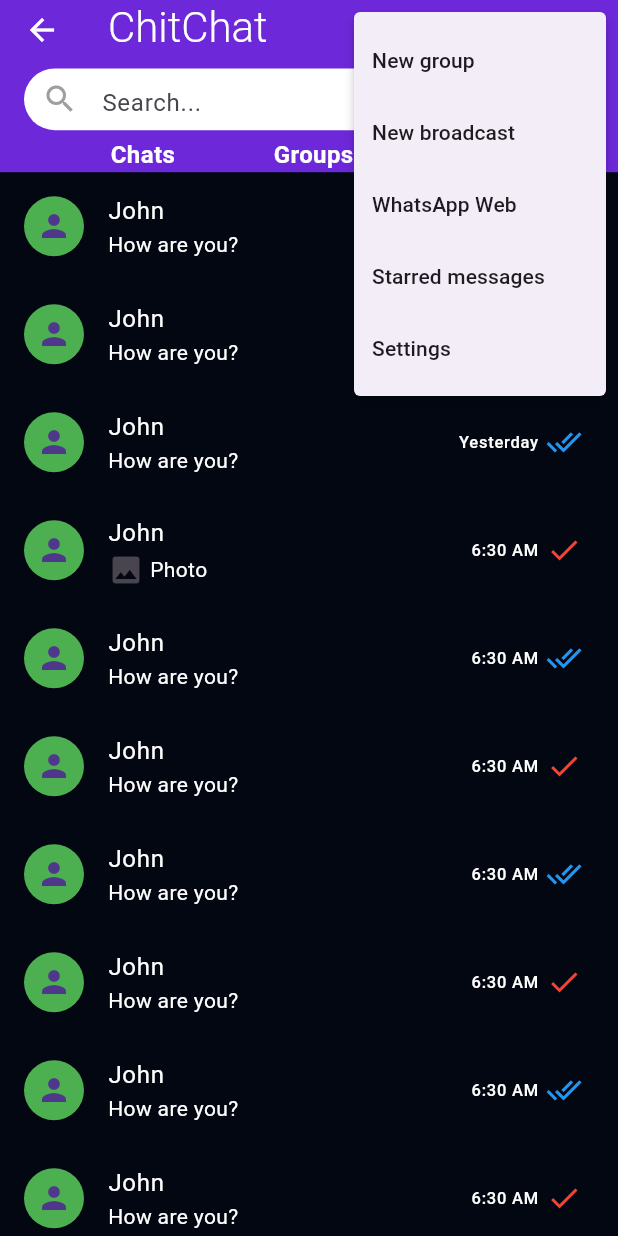
After one commit to DrFidget/CHIT_CHAT, a Flutter app: the ChatScreen screen opened directly, after a tap on the "more vert" icon, on a phone screen of 412 x 824 dp. The commit adds this screen. Run offline on Flutter 3.47's test engine with Material 3 defaults, Android fonts, the phone set to English and light mode, and no system bars; our stand-ins replace firebase_auth, firebase_core, google_fonts; accounts and stored records are empty.

Commit message:
fizza work

```diff
--- a/lib/main.dart
+++ b/lib/main.dart
@@ -6,6 +6,7 @@ import 'package:ourappfyp/pages/register/RegistrationPage.dart';
 import 'package:ourappfyp/pages/call/CallScreen.dart';
 import 'package:ourappfyp/pages/settings/Settings.dart';
 import 'package:ourappfyp/pages/chat_Setting/chatsetting.dart';
+import 'package:ourappfyp/pages/chat_dash/chat.dart';
 import 'firebase_options.dart';
 
 void main() async {
--- /dev/null
+++ b/lib/pages/chat_dash/chat.dart
@@ -0,0 +1,260 @@
+import 'dart:math';
+import 'package:flutter/material.dart';
+import 'package:google_fonts/google_fonts.dart';
+
+void main() {
+  runApp(const MyApp());
+}
+
+class MyApp extends StatelessWidget {
+  const MyApp({super.key});
+
+  @override
+  Widget build(BuildContext context) {
+    return MaterialApp(
+      title: 'ChitChat Chat Screen',
+      theme: ThemeData(
+        primarySwatch: Colors.green,
+      ),
+      home: const ChatScreen(),
+    );
+  }
+}
+
+class ChatScreen extends StatelessWidget {
+  const ChatScreen({super.key});
+
+  // Sample messages
+  static const List<String> sampleMessages = [
+    'How are you?',
+    'Hello!',
+    'What\'s up?',
+    'Good morning!',
+    'Nice to meet you.',
+    'How can I help you?',
+    'I\'m fine, thank you.',
+    'This is a test message.',
+    'Have a great day!',
+    'Is everything okay?',
+  ];
+
+  // Sample names
+  static const List<String> sampleNames = [
+    'John',
+    'Alice',
+    'Bob',
+    'Emma',
+    'David',
+    'Olivia',
+    'Michael',
+    'Sophia',
+    'Daniel',
+    'Emily',
+  ];
+
+  // Function to get a random message
+  String getRandomMessage() {
+    final Random random = Random();
+    return sampleMessages[random.nextInt(sampleMessages.length)];
+  }
+
+  // Function to get a random name
+  String getRandomName() {
+    final Random random = Random();
+    return sampleNames[random.nextInt(sampleNames.length)];
+  }
+
+  // Function to generate different times for each sender
+  String getTime(int index) {
+    final DateTime now = DateTime.now();
+    final Random random = Random();
+    final int hoursAgo = random.nextInt(24);
+    final DateTime messageTime = now.subtract(Duration(hours: hoursAgo));
+
+    if (index == 2) {
+      // Set time for the 3rd sender to yesterday
+      return 'Yesterday';
+    } else {
+      // Set random time for other senders
+      return '${messageTime.hour}:${messageTime.minute} ${messageTime.hour >= 12 ? 'PM' : 'AM'}';
+    }
+  }
+
+  GestureDetector buildTabItem(int index, String text) {
+    return GestureDetector(
+      onTap: () {
+        // Handle tab item tapped
+      },
+      child: Padding(
+        padding: const EdgeInsets.symmetric(horizontal: 8.0),
+        child: Text(
+          text,
+          style: const TextStyle(
+            color: Colors.white,
+            fontSize: 16,
+            fontWeight: FontWeight.bold,
+          ),
+        ),
+      ),
+    );
+  }
+
+  @override
+  Widget build(BuildContext context) {
+    final double statusBarHeight = MediaQuery.of(context).padding.top;
+    final double screenHeight = MediaQuery.of(context).size.height;
+    final double appBarHeight = AppBar().preferredSize.height;
+    final double appBarVerticalPadding = appBarHeight * 0.35;
+    final double appBarHeightTotal =
+        appBarHeight + statusBarHeight + appBarVerticalPadding * 3;
+
+    // Calculate search box height dynamically
+    final double searchBoxHeight = (screenHeight * 0.05).clamp(40.0, 60.0);
+
+    return Scaffold(
+      backgroundColor: const Color.fromRGBO(3, 7, 18, 1),
+      appBar: PreferredSize(
+        preferredSize: Size.fromHeight(appBarHeightTotal),
+        child: AppBar(
+          backgroundColor: const Color.fromRGBO(109, 40, 217, 1),
+          leading: IconButton(
+            icon: const Icon(Icons.arrow_back, color: Colors.white),
+            onPressed: () {
+              // Handle back button press
+            },
+          ),
+          title: Text(
+            "ChitChat",
+            style: GoogleFonts.jockeyOne(
+              textStyle: const TextStyle(
+                color: Colors.white,
+                fontWeight: FontWeight.w300,
+                fontSize: 28,
+              ),
+            ),
+          ),
+          actions: [
+            IconButton(
+              icon: const Icon(Icons.camera_alt_outlined, color: Colors.white),
+              onPressed: () {
+                // Add camera functionality here
+              },
+            ),
+            PopupMenuButton(
+              itemBuilder: (BuildContext context) => [
+                const PopupMenuItem(
+                  value: "New group",
+                  child: Text("New group"),
+                ),
+                const PopupMenuItem(
+                  value: "New broadcast",
+                  child: Text("New broadcast"),
+                ),
+                const PopupMenuItem(
+                  value: "WhatsApp Web",
+                  child: Text("WhatsApp Web"),
+                ),
+                const PopupMenuItem(
+                  value: "Starred messages",
+                  child: Text("Starred messages"),
+                ),
+                const PopupMenuItem(
+                  value: "Settings",
+                  child: Text("Settings"),
+                ),
+              ],
+              onSelected: (value) {
+                // Handle item selection
+              },
+            ),
+          ],
+          bottom: PreferredSize(
+            preferredSize: const Size.fromHeight(0),
+            child: Padding(
+              padding: const EdgeInsets.symmetric(horizontal: 16),
+              child: Column(
+                crossAxisAlignment: CrossAxisAlignment.stretch,
+                children: [
+                  const SizedBox(height: 8), // Adjusted top margin
+                  Container(
+                    height: searchBoxHeight,
+                    margin: const EdgeInsets.only(bottom: 5.0),
+                    decoration: BoxDecoration(
+                      color: Colors.white,
+                      borderRadius: BorderRadius.circular(40),
+                    ),
+                    child: const TextField(
+                      style: TextStyle(color: Colors.black),
+                      cursorColor: Colors.black,
+                      decoration: InputDecoration(
+                        prefixIcon: Icon(Icons.search, color: Colors.grey),
+                        hintText: "Search...",
+                        border: InputBorder.none,
+                      ),
+                    ),
+                  ),
+                  Row(
+                    mainAxisAlignment: MainAxisAlignment.spaceEvenly,
+                    children: [
+                      buildTabItem(0, 'Chats'),
+                      buildTabItem(1, 'Groups'),
+                      buildTabItem(2, 'Calls'),
+                    ],
+                  ),
+                ],
+              ),
+            ),
+          ),
+        ),
+      ),
+      body: Column(
+        children: [
+          Expanded(
+            child: ListView.builder(
+              itemCount: 10, // Replace with the actual number of messages
+              itemBuilder: (context, index) {
+                // You can use your own message model here
+                return ListTile(
+                  leading: const CircleAvatar(
+                    backgroundColor: Colors.green,
+                    child: Icon(Icons.person), // Placeholder for profile image
+                  ),
+                  title: Text(
+                    getRandomName(),
+                    style: const TextStyle(color: Colors.white), // Set name text color to white
+                  ),
+                  subtitle: Row(
+                    children: [
+                      if (index == 3)
+                        const Padding(
+                          padding: EdgeInsets.only(right: 4.0),
+                          child: Icon(Icons.photo),
+                        ),
+                      Text(
+                        index == 3 ? 'Photo' : getRandomMessage(),
+                        style: const TextStyle(color: Colors.white), // Set message text color to white
+                      ), // Display random message or "Photo" for the 4th sender
+                    ],
+                  ),
+                  trailing: Row(
+                    mainAxisSize: MainAxisSize.min,
+                    children: [
+                      Text(
+                        getTime(index),
+                        style: const TextStyle(color: Colors.white), // Set timestamp text color to white
+                      ),
+                      const SizedBox(width: 5),
+                      (index % 2 == 0)
+                          ? const Icon(Icons.done_all, color: Colors.blue)
+                          : const Icon(Icons.done, color: Colors.red), // Conditionally display read/unread status icon
+                    ],
+                  ),
+                );
+              },
+            ),
+          ),
+        ],
+      ),
+    );
+  }
+}
```
